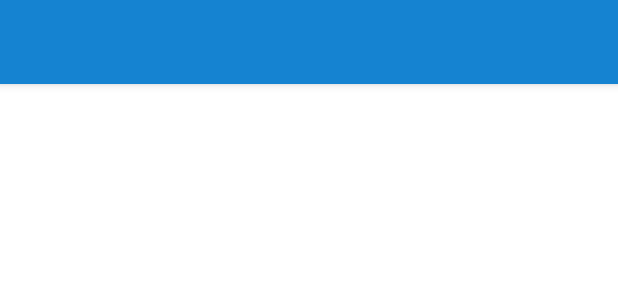
After one commit to JoakimAa/Kjoerbar2.0, an Android app: the layout app_bar.xml on its own in the app's theme, with its tools: preview values and no code run, on a phone screen of 412 x 824 dp. The commit adds this screen. Shown: the top 300 px of the screen. Run offline under Robolectric (Android 15) with nearby library versions, the phone set to English and light mode, and no system bars.

Commit message:
Progress 2

```diff
--- a/app/app/src/main/AndroidManifest.xml
+++ b/app/app/src/main/AndroidManifest.xml
@@ -24,6 +24,7 @@
             android:name=".activities.MainActivity"
             android:exported="true"
             android:theme="@style/Theme.Kjoerbar.NoActionBar" />
+
         <activity
             android:name=".activities.SignInActivity"
             android:exported="true">
--- a/app/app/src/main/java/com/illusion_softworks/kjoerbar/activities/MainActivity.java
+++ b/app/app/src/main/java/com/illusion_softworks/kjoerbar/activities/MainActivity.java
@@ -61,7 +61,7 @@ public class MainActivity extends AppCompatActivity {
         NavController controller = Navigation.findNavController(this, R.id.nav_host);
 
         NavigationView navView = findViewById(R.id.nav_view);
-        setDrawerInfo(navView);
+        //setDrawerInfo(navView);
 
         NavigationUI.setupWithNavController(navView, controller);
     }
--- /dev/null
+++ b/app/app/src/main/res/layout/app_bar.xml
@@ -0,0 +1,27 @@
+<?xml version="1.0" encoding="utf-8"?>
+<androidx.coordinatorlayout.widget.CoordinatorLayout
+    xmlns:android="http://schemas.android.com/apk/res/android"
+    xmlns:tools="http://schemas.android.com/tools"
+    xmlns:app="http://schemas.android.com/apk/res-auto"
+    android:layout_width="match_parent"
+    android:layout_height="match_parent"
+    tools:context=".activities.MainActivity">
+
+    <com.google.android.material.appbar.AppBarLayout
+        android:id="@+id/appBarLayout"
+        android:layout_width="match_parent"
+        android:layout_height="wrap_content">
+
+        <androidx.appcompat.widget.Toolbar
+            android:id="@+id/toolbar"
+            android:layout_width="match_parent"
+            android:layout_height="?attr/actionBarSize"
+            android:background="@color/colorPrimary"
+            android:theme="@style/ThemeOverlay.AppCompat.ActionBar"
+            app:layout_anchor="@+id/appBarLayout"
+            app:layout_anchorGravity="center"
+            app:popupTheme="@style/ThemeOverlay.AppCompat.Light" />
+
+    </com.google.android.material.appbar.AppBarLayout>
+
+</androidx.coordinatorlayout.widget.CoordinatorLayout>
--- a/app/app/src/main/res/navigation/nav_graph.xml
+++ b/app/app/src/main/res/navigation/nav_graph.xml
@@ -28,9 +28,4 @@
         android:name="com.illusion_softworks.kjoerbar.fragments.FriendsFragment"
         android:label="fragment_friends"
         tools:layout="@layout/fragment_friends" />
-    <fragment
-        android:id="@+id/unitCatalogFragment"
-        android:name="com.illusion_softworks.kjoerbar.fragments.UnitCatalogFragment"
-        android:label="fragment_unit_catalog"
-        tools:layout="@layout/fragment_unit_catalog" />
 </navigation>
```
Also changed, not shown: app/app/src/main/res/layout/activity_main.xml (+10 -16 lines).
